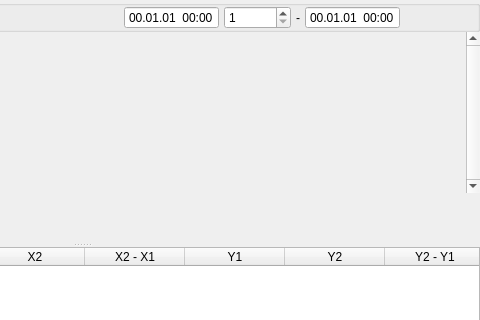
Old version of the form src/SVGraphPanel/forms/graph_panel_widget.ui in the repository Tyill/SVisual; both pictures show x 316 to 796 and y 0 to 320 of the 796 by 557 pixel window.
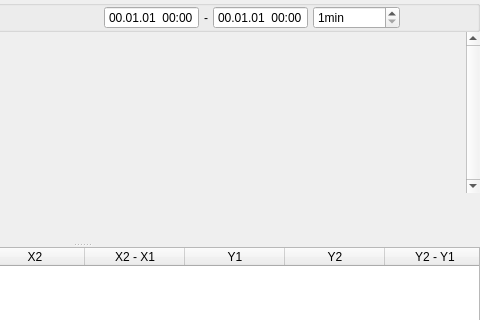
New version of the form. Icons and pictures are not drawn. Custom widgets are drawn as their Qt base class.

Diff of the .ui file:
```diff
--- a/src/SVGraphPanel/forms/graph_panel_widget.ui
+++ b/src/SVGraphPanel/forms/graph_panel_widget.ui
@@ -356,16 +356,6 @@
             </property>
            </widget>
           </item>
-          <item>
-           <widget class="QSpinBox" name="spnPeriodMin">
-            <property name="minimum">
-             <number>1</number>
-            </property>
-            <property name="maximum">
-             <number>1000000</number>
-            </property>
-           </widget>
-          </item>
           <item>
            <widget class="QLabel" name="lbDTime">
             <property name="text">
@@ -401,6 +391,19 @@
             </property>
            </widget>
           </item>
+          <item>
+           <widget class="QSpinBox" name="spnPeriodMin">
+            <property name="suffix">
+             <string>min</string>
+            </property>
+            <property name="minimum">
+             <number>1</number>
+            </property>
+            <property name="maximum">
+             <number>1000000</number>
+            </property>
+           </widget>
+          </item>
           <item>
            <spacer name="horizontalSpacer_4">
             <property name="orientation">
```
